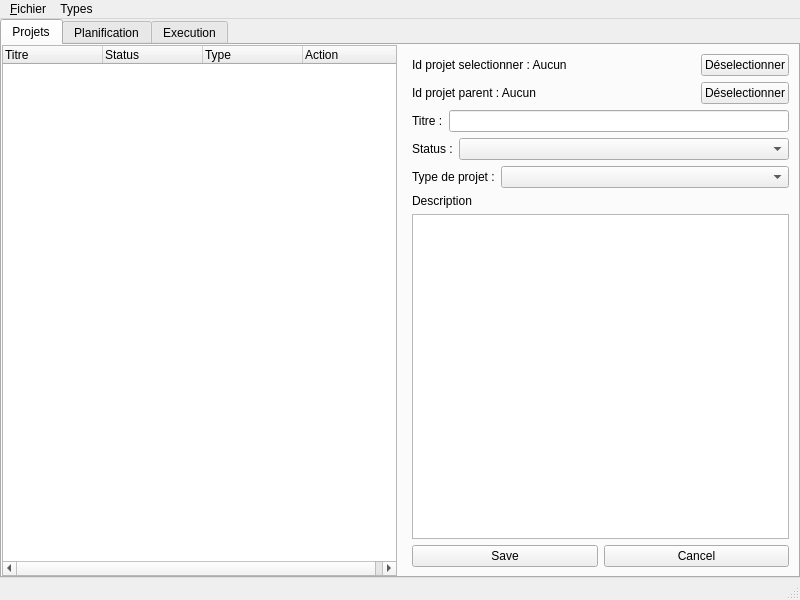
First picture: the form in view/ui/main_window.ui, repository paradoxisme-dev/plan-n-run-db, before the edit.
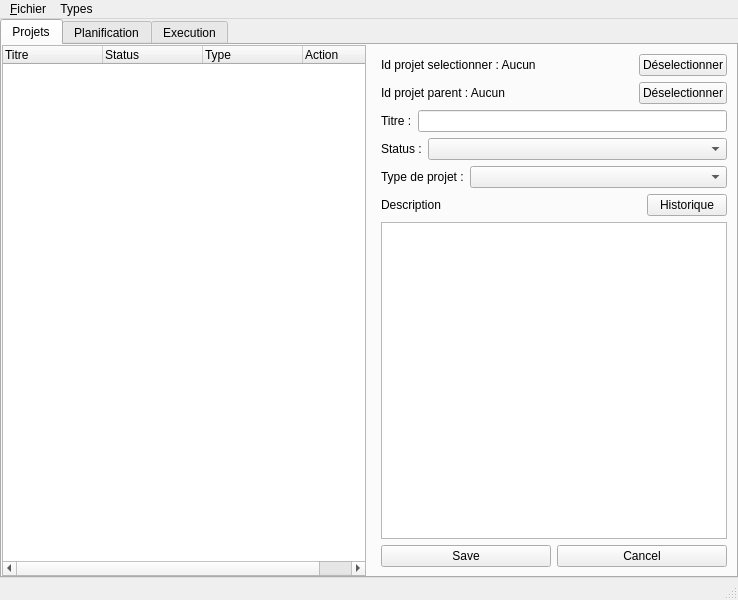
Second picture: the form after the edit.

What changed in the file:
```diff
--- a/view/ui/main_window.ui
+++ b/view/ui/main_window.ui
@@ -6,7 +6,7 @@
    <rect>
     <x>0</x>
     <y>0</y>
-    <width>800</width>
+    <width>738</width>
     <height>600</height>
    </rect>
   </property>
@@ -260,10 +260,41 @@
             </widget>
            </item>
            <item>
-            <widget class="QLabel" name="label">
-             <property name="text">
-              <string>Description</string>
-             </property>
+            <widget class="QWidget" name="widget_8" native="true">
+             <layout class="QHBoxLayout" name="horizontalLayout_9">
+              <property name="leftMargin">
+               <number>0</number>
+              </property>
+              <property name="topMargin">
+               <number>0</number>
+              </property>
+              <property name="rightMargin">
+               <number>0</number>
+              </property>
+              <property name="bottomMargin">
+               <number>0</number>
+              </property>
+              <item>
+               <widget class="QLabel" name="label">
+                <property name="sizePolicy">
+                 <sizepolicy hsizetype="Expanding" vsizetype="Preferred">
+                  <horstretch>0</horstretch>
+                  <verstretch>0</verstretch>
+                 </sizepolicy>
+                </property>
+                <property name="text">
+                 <string>Description</string>
+                </property>
+               </widget>
+              </item>
+              <item>
+               <widget class="QPushButton" name="project_description_historic_button">
+                <property name="text">
+                 <string>Historique</string>
+                </property>
+               </widget>
+              </item>
+             </layout>
             </widget>
            </item>
            <item>
@@ -325,7 +356,7 @@
     <rect>
      <x>0</x>
      <y>0</y>
-     <width>800</width>
+     <width>738</width>
      <height>20</height>
     </rect>
    </property>
```
